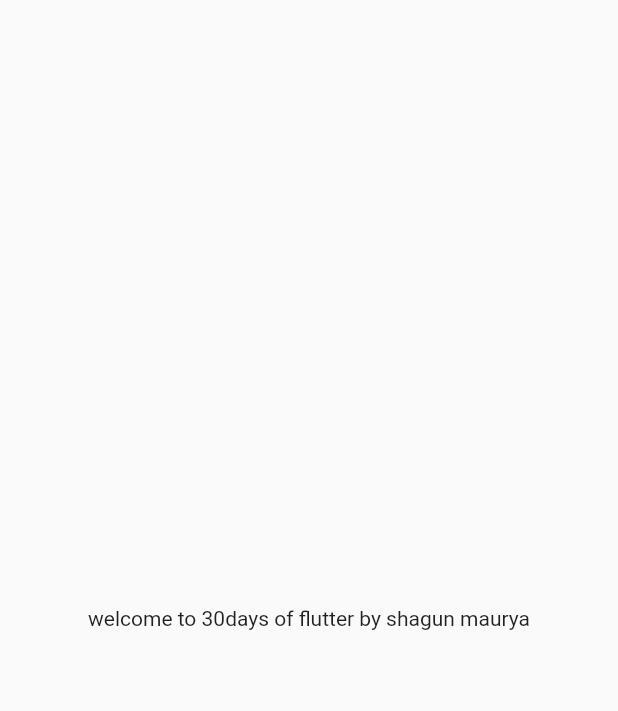
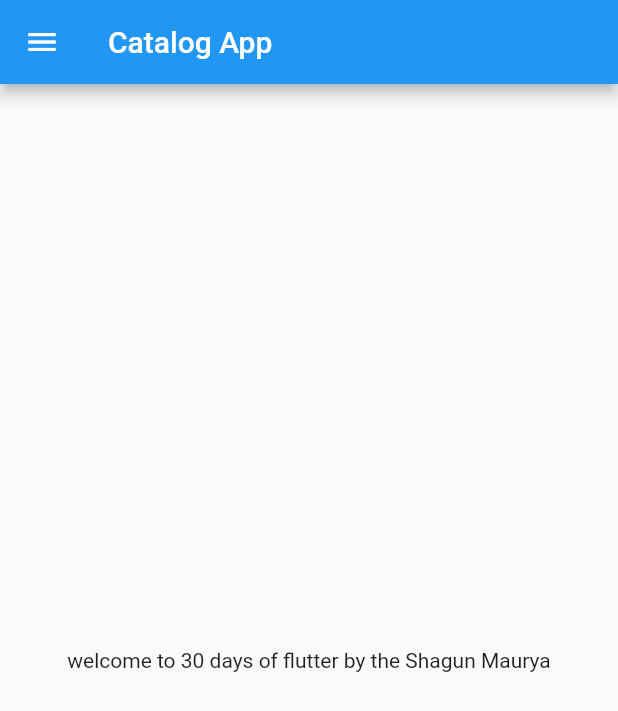
Before and after one commit to ShagunMaurya17/flutter_application_1, a Flutter app: the screen it shows after launch, on a phone screen of 412 x 824 dp. Shown: the top 711 px of the screen. Run offline on Flutter 3.47's test engine with Material 2 defaults, Android fonts, the phone set to English and light mode, and no system bars.

Commit message:
Day 2 Completed

```diff
--- /dev/null
+++ b/lib/home_page.dart
@@ -0,0 +1,21 @@
+import 'package:flutter/material.dart';
+
+class homePage extends StatelessWidget {
+  int days = 30;
+  String name = "Shagun Maurya";
+
+  @override
+  Widget build(BuildContext context) {
+    return Scaffold(
+      appBar: AppBar(
+        title: Text("Catalog App"),
+      ),
+      body: Center(
+        child: Container(
+          child: Text("welcome to $days days of flutter by the $name"),
+        ),
+      ),
+      drawer: Drawer(),
+    );
+  }
+}
--- a/lib/main.dart
+++ b/lib/main.dart
@@ -1,4 +1,5 @@
 import 'package:flutter/material.dart';
+import 'home_page.dart';
 
 void main() {
   runApp(const MyApp());
@@ -10,12 +11,6 @@ class MyApp extends StatelessWidget {
   @override
   Widget build(BuildContext context) {
     return MaterialApp(
-        home: Material(
-      child: Center(
-        child: Container(
-          child: Text("welcome to 30days of flutter by shagun maurya"),
-        ),
-      ),
-    ));
+       home: homePage(),);
   }
 }
```
